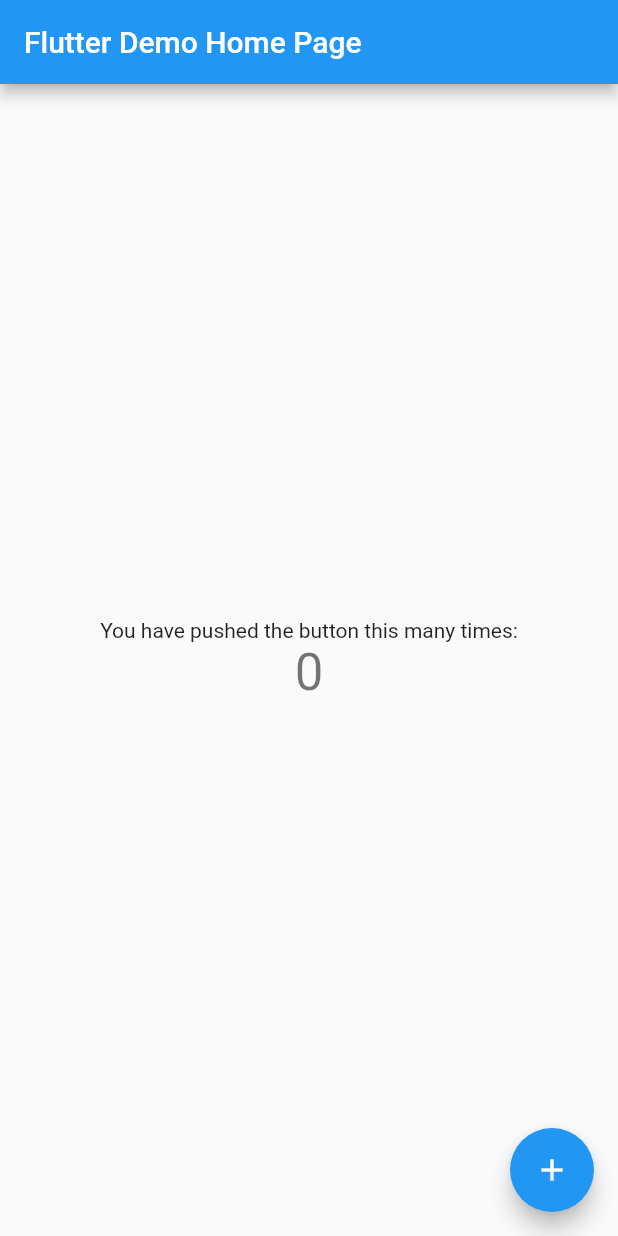
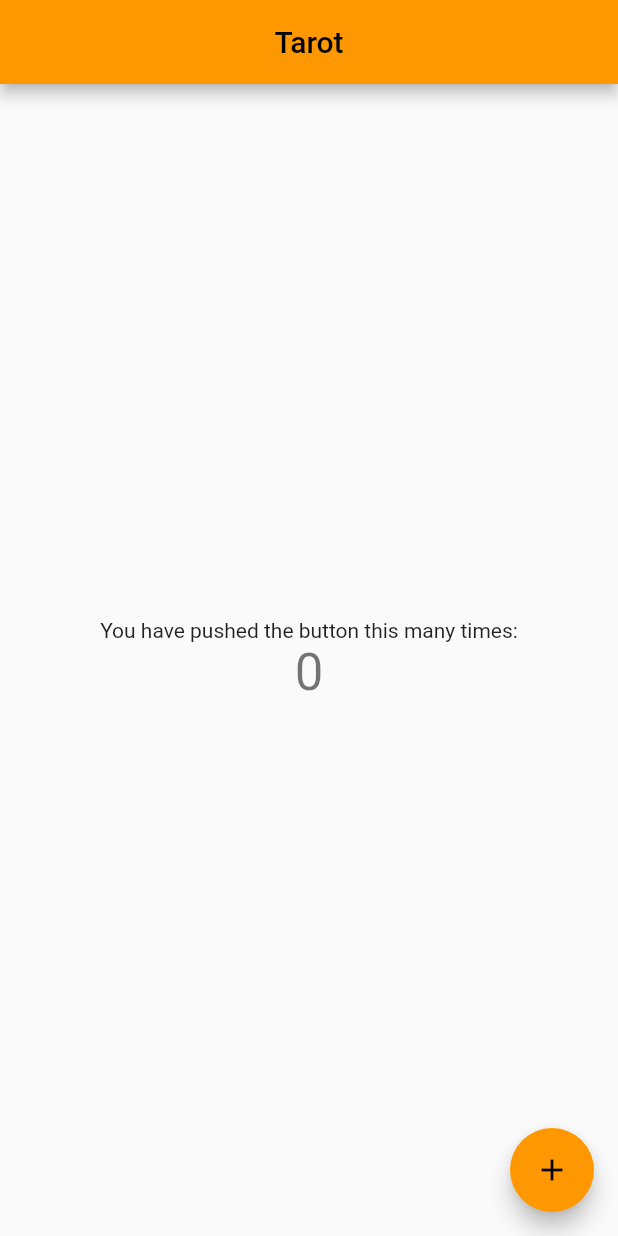
Before and after one commit to lachauxb/tarot-front, a Flutter app: the screen it shows after launch, on a phone screen of 412 x 824 dp. Run offline on Flutter 3.47's test engine with Material 2 defaults, Android fonts, the phone set to English and light mode, and no system bars.

```diff
--- /dev/null
+++ b/tarot_front/lib/configurations/constants.dart
@@ -0,0 +1,6 @@
+/// List of constants used in all the project
+
+/// Constants for routes
+const String loginPage = "/login";
+const String gamePage = "/game";
+const String statisticsPage = "/statistics";
--- a/tarot_front/lib/main.dart
+++ b/tarot_front/lib/main.dart
@@ -1,4 +1,9 @@
 import 'package:flutter/material.dart';
+import 'package:tarot_front/configurations/constants.dart';
+import 'activities/game_activity.dart';
+import 'activities/login_activity.dart';
+import 'activities/statistics_activity.dart';
+
 
 void main() {
   runApp(const MyApp());
@@ -7,40 +12,28 @@ void main() {
 class MyApp extends StatelessWidget {
   const MyApp({Key? key}) : super(key: key);
 
+  static Map<String, WidgetBuilder> routes = {
+    loginPage : (BuildContext context) => const LoginActivity(),
+    gamePage : (BuildContext context) => const GameActivity(),
+    statisticsPage : (BuildContext context) => const StatisticsActivity()
+  };
+
   // This widget is the root of your application.
   @override
   Widget build(BuildContext context) {
     return MaterialApp(
-      title: 'Flutter Demo',
+      title: 'Tarot',
       theme: ThemeData(
-        // This is the theme of your application.
-        //
-        // Try running your application with "flutter run". You'll see the
-        // application has a blue toolbar. Then, without quitting the app, try
-        // changing the primarySwatch below to Colors.green and then invoke
-        // "hot reload" (press "r" in the console where you ran "flutter run",
-        // or simply save your changes to "hot reload" in a Flutter IDE).
-        // Notice that the counter didn't reset back to zero; the application
-        // is not restarted.
-        primarySwatch: Colors.blue,
+        primarySwatch: Colors.orange,
       ),
-      home: const MyHomePage(title: 'Flutter Demo Home Page'),
+      home: const MyHomePage(title: 'Tarot'),
+      routes: routes,
     );
   }
 }
 
 class MyHomePage extends StatefulWidget {
   const MyHomePage({Key? key, required this.title}) : super(key: key);
-
-  // This widget is the home page of your application. It is stateful, meaning
-  // that it has a State object (defined below) that contains fields that affect
-  // how it looks.
-
-  // This class is the configuration for the state. It holds the values (in this
-  // case the title) provided by the parent (in this case the App widget) and
-  // used by the build method of the State. Fields in a Widget subclass are
-  // always marked "final".
-
   final String title;
 
   @override
@@ -52,47 +45,19 @@ class _MyHomePageState extends State<MyHomePage> {
 
   void _incrementCounter() {
     setState(() {
-      // This call to setState tells the Flutter framework that something has
-      // changed in this State, which causes it to rerun the build method below
-      // so that the display can reflect the updated values. If we changed
-      // _counter without calling setState(), then the build method would not be
-      // called again, and so nothing would appear to happen.
       _counter++;
     });
   }
 
   @override
   Widget build(BuildContext context) {
-    // This method is rerun every time setState is called, for instance as done
-    // by the _incrementCounter method above.
-    //
-    // The Flutter framework has been optimized to make rerunning build methods
-    // fast, so that you can just rebuild anything that needs updating rather
-    // than having to individually change instances of widgets.
     return Scaffold(
       appBar: AppBar(
-        // Here we take the value from the MyHomePage object that was created by
-        // the App.build method, and use it to set our appbar title.
         title: Text(widget.title),
+        centerTitle: true,
       ),
       body: Center(
-        // Center is a layout widget. It takes a single child and positions it
-        // in the middle of the parent.
         child: Column(
-          // Column is also a layout widget. It takes a list of children and
-          // arranges them vertically. By default, it sizes itself to fit its
-          // children horizontally, and tries to be as tall as its parent.
-          //
-          // Invoke "debug painting" (press "p" in the console, choose the
-          // "Toggle Debug Paint" action from the Flutter Inspector in Android
-          // Studio, or the "Toggle Debug Paint" command in Visual Studio Code)
-          // to see the wireframe for each widget.
-          //
-          // Column has various properties to control how it sizes itself and
-          // how it positions its children. Here we use mainAxisAlignment to
-          // center the children vertically; the main axis here is the vertical
-          // axis because Columns are vertical (the cross axis would be
-          // horizontal).
           mainAxisAlignment: MainAxisAlignment.center,
           children: <Widget>[
             const Text(
@@ -109,7 +74,7 @@ class _MyHomePageState extends State<MyHomePage> {
         onPressed: _incrementCounter,
         tooltip: 'Increment',
         child: const Icon(Icons.add),
-      ), // This trailing comma makes auto-formatting nicer for build methods.
+      ),
     );
   }
 }
```
Also changed, not shown: tarot_front/lib/activities/game_activity.dart (added, +19 -0 lines), tarot_front/lib/activities/login_activity.dart (added, +19 -0 lines), tarot_front/lib/activities/statistics_activity.dart (added, +19 -0 lines).
